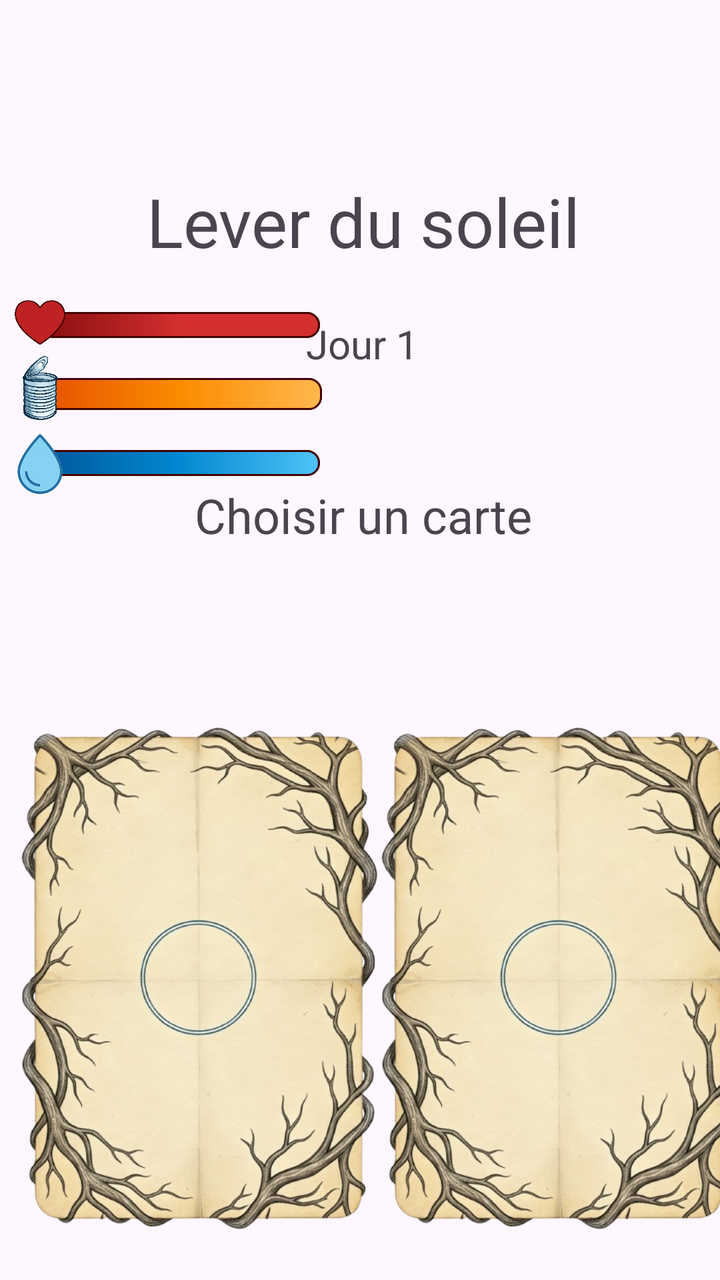
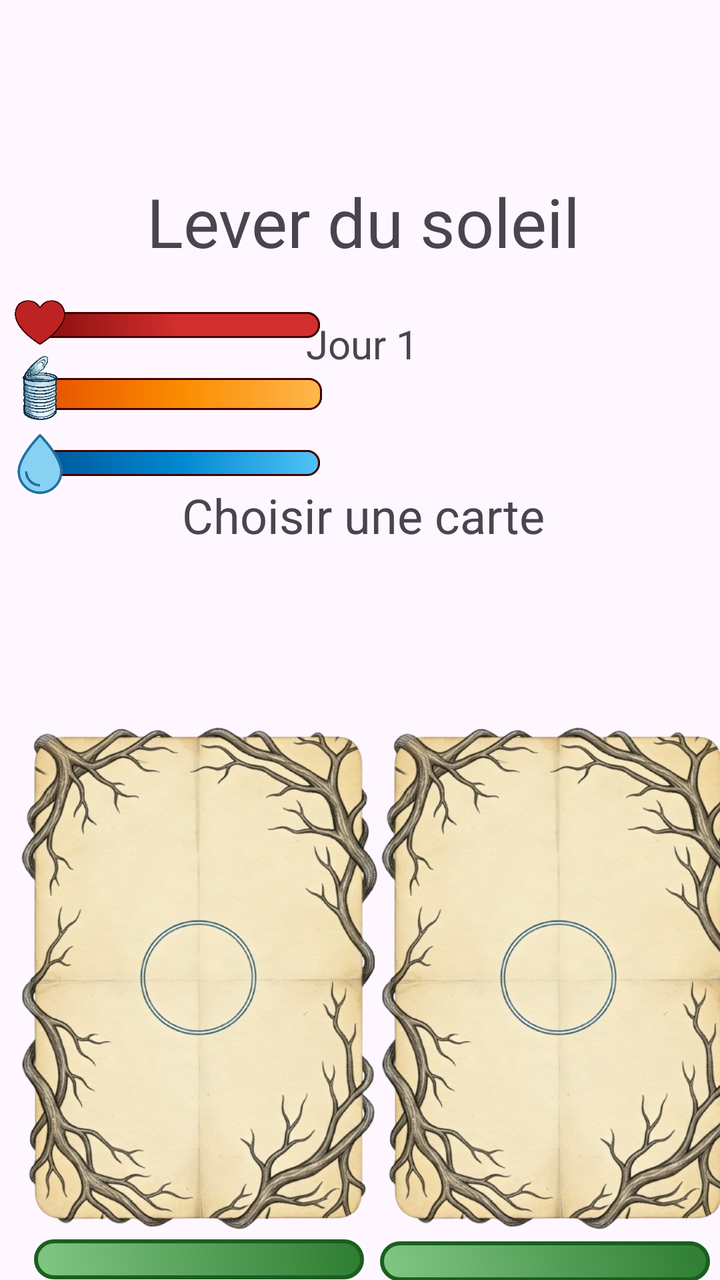

Screens rendered from an Android XML layout before and after an edit, with the pre-edit source and the edit as a unified diff.
<!-- AndroidManifest.xml: application theme Theme.Apocalypse -->
<!-- res/layout/choix_view.xml -->
<?xml version="1.0" encoding="utf-8"?>
<androidx.constraintlayout.widget.ConstraintLayout xmlns:android="http://schemas.android.com/apk/res/android"
    xmlns:app="http://schemas.android.com/apk/res-auto"
    xmlns:tools="http://schemas.android.com/tools"
    android:id="@+id/main"
    android:layout_width="match_parent"
    android:layout_height="match_parent"
    tools:context=".MainActivity">



    <ProgressBar
        android:id="@+id/progressBarVie2"
        style="?android:attr/progressBarStyleHorizontal"
        android:layout_width="140dp"
        android:layout_height="13dp"
        android:layout_marginStart="20dp"
        android:layout_marginTop="156dp"
        android:background="@drawable/progress_background"
        android:max="120"
        android:min="0"
        android:progress="120"
        android:progressDrawable="@drawable/progress_vie"
        app:layout_constraintStart_toStartOf="parent"
        app:layout_constraintTop_toTopOf="parent" />

    <ImageView
        android:id="@+id/coeur2"
        android:layout_width="40dp"
        android:layout_height="40dp"
        android:layout_marginTop="140dp"
        app:layout_constraintStart_toStartOf="parent"
        app:layout_constraintTop_toTopOf="parent"
        app:srcCompat="@drawable/coeur" />

    <ProgressBar
        android:id="@+id/progressBarSatiete2"
        style="?android:attr/progressBarStyleHorizontal"
        android:background="@drawable/progress_background"
        android:layout_width="141dp"
        android:layout_height="16dp"
        android:layout_marginStart="20dp"
        android:layout_marginTop="20dp"
        android:max="120"
        android:min="0"
        android:progress="120"
        android:progressDrawable="@drawable/progress_satiete"
        app:layout_constraintStart_toStartOf="parent"
        app:layout_constraintTop_toBottomOf="@+id/progressBarVie2" />


    <ImageView
        android:id="@+id/conserve2"
        android:layout_width="40dp"
        android:layout_height="40dp"
        android:layout_marginTop="5dp"
        app:layout_constraintStart_toStartOf="parent"
        app:layout_constraintTop_toBottomOf="@+id/progressBarVie2"
        app:srcCompat="@drawable/conserve" />

    <ProgressBar
        android:id="@+id/progressBarHydra2"
        style="?android:attr/progressBarStyleHorizontal"
        android:background="@drawable/progress_background"
        android:layout_width="140dp"
        android:layout_height="13dp"
        android:layout_marginStart="20dp"
        android:layout_marginTop="20dp"
        android:max="120"
        android:min="0"
        android:progress="120"
        android:progressDrawable="@drawable/progress_hydra"
        app:layout_constraintStart_toStartOf="parent"
        app:layout_constraintTop_toBottomOf="@+id/progressBarSatiete2" />

    <ImageView
        android:id="@+id/goutte2"
        android:layout_width="30dp"
        android:layout_height="30dp"
        android:layout_marginStart="5dp"
        android:layout_marginTop="12dp"
        app:layout_constraintStart_toStartOf="parent"
        app:layout_constraintTop_toBottomOf="@+id/progressBarSatiete2"
        app:srcCompat="@drawable/goutte" />

    <TextView
        android:id="@+id/tvLeverSoleil"
        android:layout_width="wrap_content"
        android:layout_height="wrap_content"
        android:layout_marginTop="88dp"
        android:text="Lever du soleil"
        android:textSize="34sp"
        app:layout_constraintEnd_toEndOf="parent"
        app:layout_constraintHorizontal_bias="0.512"
        app:layout_constraintStart_toStartOf="parent"
        app:layout_constraintTop_toTopOf="parent" />

    <TextView
        android:id="@+id/tvJour"
        android:layout_width="wrap_content"
        android:layout_height="wrap_content"
        android:layout_marginTop="25dp"
        android:text="Jour 1"
        android:textSize="20sp"
        app:layout_constraintEnd_toEndOf="@+id/tvLeverSoleil"
        app:layout_constraintHorizontal_bias="0.497"
        app:layout_constraintStart_toStartOf="@+id/tvLeverSoleil"
        app:layout_constraintTop_toBottomOf="@+id/tvLeverSoleil" />

    <TextView
        android:id="@+id/tvInstruction"
        android:layout_width="wrap_content"
        android:layout_height="wrap_content"
        android:layout_marginTop="56dp"
        android:text="Choisir un carte"
        android:textSize="24sp"
        app:layout_constraintEnd_toEndOf="@+id/tvJour"
        app:layout_constraintHorizontal_bias="0.497"
        app:layout_constraintStart_toStartOf="@+id/tvJour"
        app:layout_constraintTop_toBottomOf="@+id/tvJour" />

    <ImageView
        android:id="@+id/ivCarteBonus1"
        android:layout_width="179dp"
        android:layout_height="261dp"
        android:layout_marginStart="10dp"
        android:layout_marginTop="85dp"
        app:layout_constraintStart_toStartOf="parent"
        app:layout_constraintTop_toBottomOf="@+id/tvInstruction"
        app:srcCompat="@drawable/cartbonus" />

    <ImageView
        android:id="@+id/ivCarteBonus2"
        android:layout_width="179dp"
        android:layout_height="261dp"
        android:layout_marginStart="20dp"
        android:layout_marginTop="85dp"
        android:layout_marginEnd="10dp"
        app:layout_constraintEnd_toEndOf="parent"
        app:layout_constraintStart_toEndOf="@+id/ivCarteBonus1"
        app:layout_constraintTop_toBottomOf="@+id/tvInstruction"
        app:srcCompat="@drawable/cartbonus" />

</androidx.constraintlayout.widget.ConstraintLayout>
<!-- resources referenced by this layout -->
<resources>
  <!-- drawable cartbonus: png bitmap (drawable, 444758 bytes) -->
  <!-- drawable coeur: png bitmap (drawable, 52184 bytes) -->
  <!-- drawable conserve: png bitmap (drawable, 240982 bytes) -->
  <!-- drawable goutte: png bitmap (drawable, 33737 bytes) -->
  <!-- drawable progress_background (drawable) -->
  <layer-list xmlns:android="http://schemas.android.com/apk/res/android">
      <item>
          <shape android:shape="rectangle">
              <solid android:color="#F5F5F5" /> 
              <stroke
                  android:width="1.5dp"
                  android:color="#440000" /> 
              <corners
                  android:bottomLeftRadius="0dp"
                  android:topLeftRadius="0dp"
                  android:bottomRightRadius="6dp"
                  android:topRightRadius="6dp" />
          </shape>
      </item>
  </layer-list>
  <!-- drawable progress_hydra (drawable) -->
  <layer-list xmlns:android="http://schemas.android.com/apk/res/android">
      <item>
          <clip>
              <shape>
                  <corners
                      android:bottomLeftRadius="0dp"
                      android:topLeftRadius="0dp"
                      android:bottomRightRadius="6dp"
                      android:topRightRadius="6dp" />
                  <gradient
                      android:angle="0"
                      android:startColor="#01579B"
                      android:centerColor="#0288D1"
                      android:endColor="#4FC3F7"
                      android:type="linear" />
                  <stroke android:width="1dp" android:color="#440000" />
              </shape>
          </clip>
      </item>
  </layer-list>
  <!-- drawable progress_satiete (drawable) -->
  <layer-list xmlns:android="http://schemas.android.com/apk/res/android">
      <item>
          <clip>
              <shape>
                  <corners
                      android:bottomLeftRadius="0dp"
                      android:topLeftRadius="0dp"
                      android:bottomRightRadius="6dp"
                      android:topRightRadius="6dp" />
                  <gradient
                      android:angle="0"
                      android:startColor="#E65100"
                      android:centerColor="#FB8C00"
                      android:endColor="#FFB74D"
                      android:type="linear" />
                  <stroke android:width="1dp" android:color="#440000" />
              </shape>
          </clip>
      </item>
  </layer-list>
  <!-- drawable progress_vie (drawable) -->
  <layer-list xmlns:android="http://schemas.android.com/apk/res/android">
      <item>
          <clip>
              <shape>
                  <corners
                      android:bottomLeftRadius="0dp"
                      android:topLeftRadius="0dp"
                      android:bottomRightRadius="6dp"
                      android:topRightRadius="6dp" />
                  <gradient
                      android:angle="0"
                      android:startColor="#880E0E"
                      android:centerColor="#D32F2F"
                      android:endColor="#D32F2F"
                      android:type="linear" />
                  <stroke android:width="1dp" android:color="#440000" />
              </shape>
          </clip>
      </item>
  </layer-list>
  <style name="Theme.Apocalypse" parent="Base.Theme.Apocalypse" />
  <style name="Base.Theme.Apocalypse" parent="Theme.Material3.DayNight.NoActionBar">
          
          
      </style>
</resources>

<!-- the commit's change to res/layout/choix_view.xml (unified diff, before → after) -->
@@ -112,7 +112,7 @@
         android:layout_width="wrap_content"
         android:layout_height="wrap_content"
         android:layout_marginTop="56dp"
-        android:text="Choisir un carte"
+        android:text="Choisir une carte"
         android:textSize="24sp"
         app:layout_constraintEnd_toEndOf="@+id/tvJour"
         app:layout_constraintHorizontal_bias="0.497"
@@ -141,4 +141,25 @@
         app:layout_constraintTop_toBottomOf="@+id/tvInstruction"
         app:srcCompat="@drawable/cartbonus" />
 
+    <ImageView
+        android:id="@+id/rarete1"
+        android:layout_width="165dp"
+        android:layout_height="20dp"
+        app:layout_constraintEnd_toEndOf="@+id/ivCarteBonus1"
+        app:layout_constraintStart_toStartOf="@+id/ivCarteBonus1"
+        app:layout_constraintTop_toBottomOf="@+id/ivCarteBonus1"
+        app:srcCompat="@drawable/commun" />
+
+    <ImageView
+        android:id="@+id/rarete2"
+        android:layout_width="165dp"
+        android:layout_height="20dp"
+        android:layout_marginTop="1dp"
+        android:layout_marginEnd="28dp"
+        app:layout_constraintEnd_toEndOf="@+id/ivCarteBonus2"
+        app:layout_constraintHorizontal_bias="0.0"
+        app:layout_constraintStart_toStartOf="@+id/ivCarteBonus2"
+        app:layout_constraintTop_toBottomOf="@+id/ivCarteBonus2"
+        app:srcCompat="@drawable/commun" />
+
 </androidx.constraintlayout.widget.ConstraintLayout>
<!-- resource entries referenced after the edit -->
@@ -2,6 +2,16 @@
 <resources>
   <!-- drawable cartbonus: png bitmap (drawable, 444758 bytes) -->
   <!-- drawable coeur: png bitmap (drawable, 52184 bytes) -->
+  <!-- drawable commun (drawable) -->
+  <shape xmlns:android="http://schemas.android.com/apk/res/android"
+          android:shape="rectangle">
+          <gradient
+              android:startColor="#81C784"
+              android:endColor="#2E7D32"
+              android:angle="45" />
+          <corners android:radius="12dp" />
+          <stroke android:width="2dp" android:color="#1B5E20" />
+      </shape>
   <!-- drawable conserve: png bitmap (drawable, 240982 bytes) -->
   <!-- drawable goutte: png bitmap (drawable, 33737 bytes) -->
   <!-- drawable progress_background (drawable) -->
